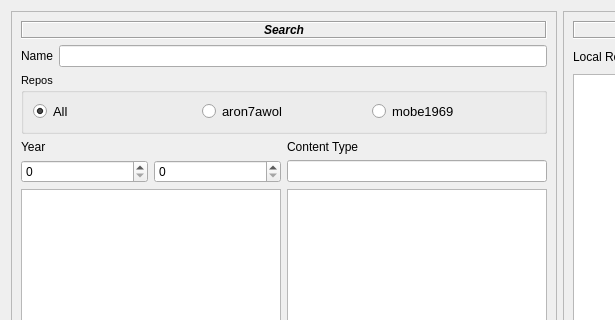
First picture: the form in src/main/python/ui/catalogue.ui, repository 3ll3d00d/beqdesigner, before the edit; both pictures show x 0 to 615 and y 0 to 320 of the 938 by 552 pixel window.
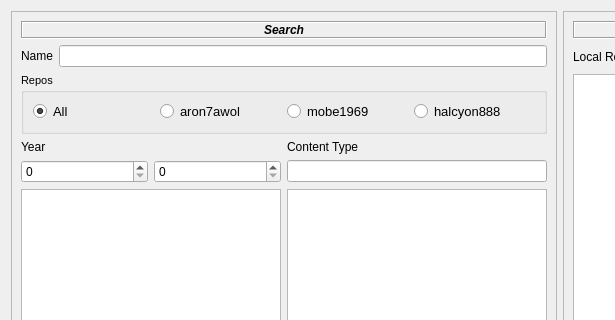
Second picture: the form after the edit.

Commit message: add halcyon to catalogue browser

Patch:
```diff
--- a/src/main/python/ui/catalogue.ui
+++ b/src/main/python/ui/catalogue.ui
@@ -89,6 +89,19 @@
              </property>
             </widget>
            </item>
+           <item>
+            <widget class="QRadioButton" name="halcyon888RepoButton">
+             <property name="font">
+              <font>
+               <pointsize>10</pointsize>
+               <italic>false</italic>
+              </font>
+             </property>
+             <property name="text">
+              <string>halcyon888</string>
+             </property>
+            </widget>
+           </item>
           </layout>
          </widget>
         </item>
```
Left out of the diff: 14 changed lines with no effect on the pictures. The commit also changes 2 other files.
